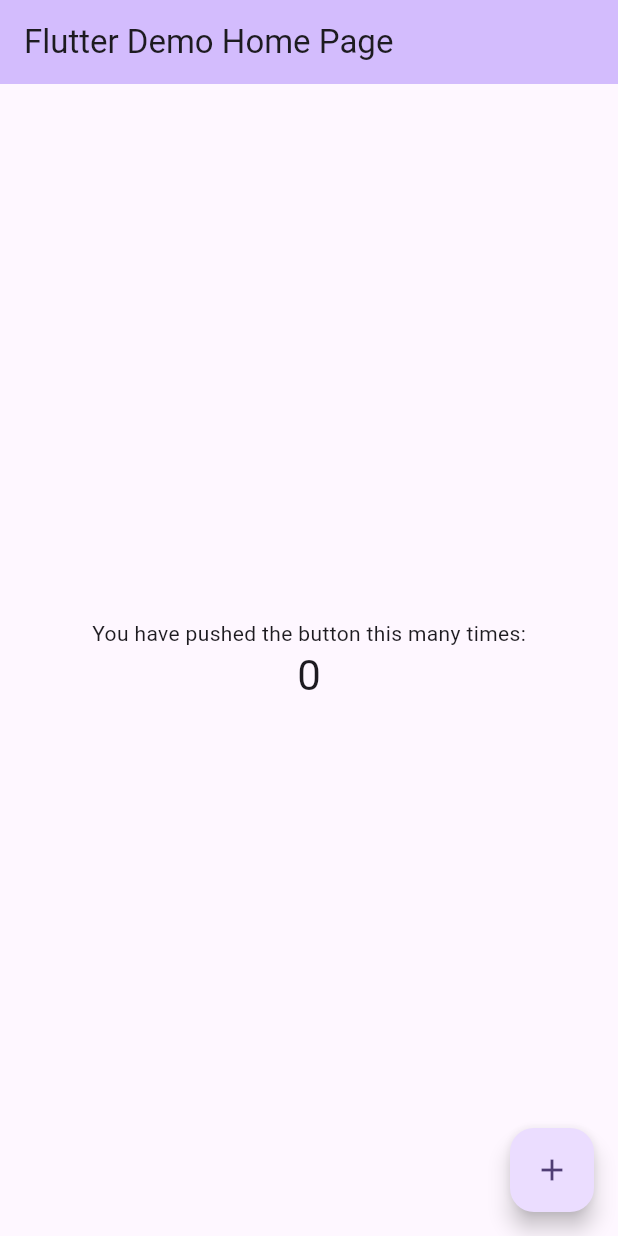
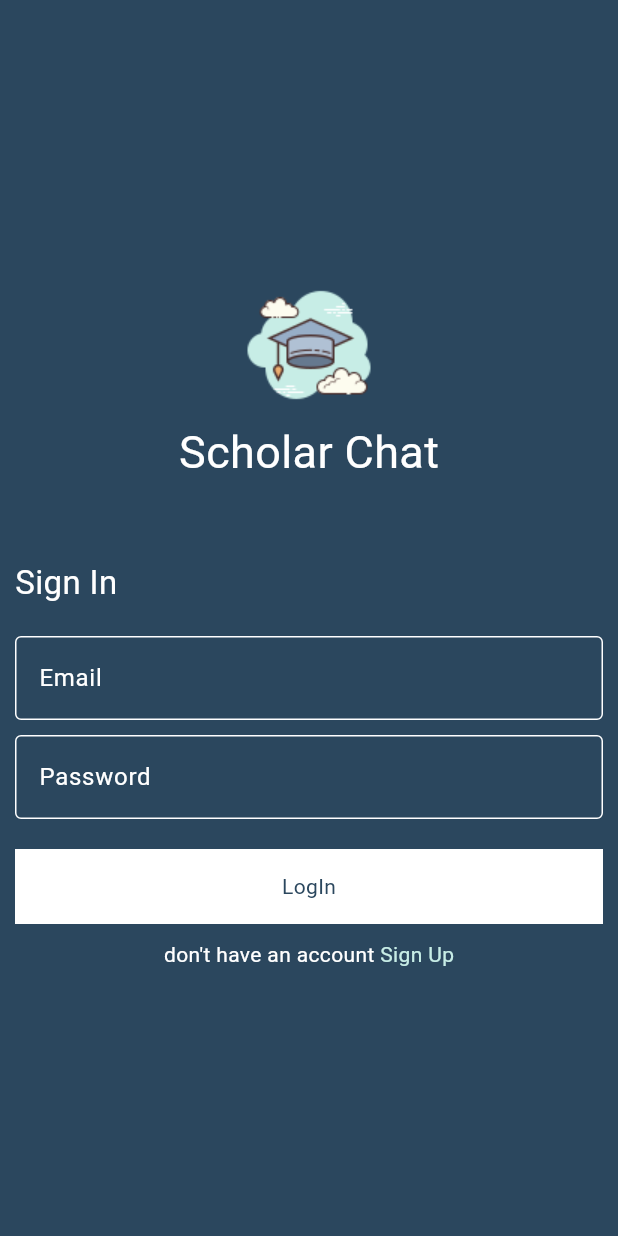
Before and after one commit to LailaRagab/chat_app, a Flutter app: the screen it shows after launch, on a phone screen of 412 x 824 dp. Run offline on Flutter 3.47's test engine with Material 3 defaults, Android fonts, the phone set to English and light mode, and no system bars.

Commit message:
UI is done

```diff
--- a/lib/main.dart
+++ b/lib/main.dart
@@ -1,125 +1,23 @@
+import 'package:chat_app/ui/screens/logIn.dart';
+import 'package:chat_app/ui/screens/register.dart';
 import 'package:flutter/material.dart';
 
-void main() {
-  runApp(const MyApp());
+void main(){
+  runApp(const ChatApp());
 }
 
-class MyApp extends StatelessWidget {
-  const MyApp({super.key});
+class ChatApp extends StatelessWidget {
+  const ChatApp({super.key});
 
-  // This widget is the root of your application.
   @override
   Widget build(BuildContext context) {
     return MaterialApp(
-      title: 'Flutter Demo',
-      theme: ThemeData(
-        // This is the theme of your application.
-        //
-        // TRY THIS: Try running your application with "flutter run". You'll see
-        // the application has a purple toolbar. Then, without quitting the app,
-        // try changing the seedColor in the colorScheme below to Colors.green
-        // and then invoke "hot reload" (save your changes or press the "hot
-        // reload" button in a Flutter-supported IDE, or press "r" if you used
-        // the command line to start the app).
-        //
-        // Notice that the counter didn't reset back to zero; the application
-        // state is not lost during the reload. To reset the state, use hot
-        // restart instead.
-        //
-        // This works for code too, not just values: Most code changes can be
-        // tested with just a hot reload.
-        colorScheme: ColorScheme.fromSeed(seedColor: Colors.deepPurple),
-        useMaterial3: true,
-      ),
-      home: const MyHomePage(title: 'Flutter Demo Home Page'),
+      debugShowCheckedModeBanner: false,
+      routes: {
+        LogInScreen.routeName : (context) => LogInScreen(),
+        RegisterScreen.routeName : (context) => RegisterScreen(),
+      },
+      initialRoute: LogInScreen.routeName,
     );
   }
 }
-
-class MyHomePage extends StatefulWidget {
-  const MyHomePage({super.key, required this.title});
-
-  // This widget is the home page of your application. It is stateful, meaning
-  // that it has a State object (defined below) that contains fields that affect
-  // how it looks.
-
-  // This class is the configuration for the state. It holds the values (in this
-  // case the title) provided by the parent (in this case the App widget) and
-  // used by the build method of the State. Fields in a Widget subclass are
-  // always marked "final".
-
-  final String title;
-
-  @override
-  State<MyHomePage> createState() => _MyHomePageState();
-}
-
-class _MyHomePageState extends State<MyHomePage> {
-  int _counter = 0;
-
-  void _incrementCounter() {
-    setState(() {
-      // This call to setState tells the Flutter framework that something has
-      // changed in this State, which causes it to rerun the build method below
-      // so that the display can reflect the updated values. If we changed
-      // _counter without calling setState(), then the build method would not be
-      // called again, and so nothing would appear to happen.
-      _counter++;
-    });
-  }
-
-  @override
-  Widget build(BuildContext context) {
-    // This method is rerun every time setState is called, for instance as done
-    // by the _incrementCounter method above.
-    //
-    // The Flutter framework has been optimized to make rerunning build methods
-    // fast, so that you can just rebuild anything that needs updating rather
-    // than having to individually change instances of widgets.
-    return Scaffold(
-      appBar: AppBar(
-        // TRY THIS: Try changing the color here to a specific color (to
-        // Colors.amber, perhaps?) and trigger a hot reload to see the AppBar
-        // change color while the other colors stay the same.
-        backgroundColor: Theme.of(context).colorScheme.inversePrimary,
-        // Here we take the value from the MyHomePage object that was created by
-        // the App.build method, and use it to set our appbar title.
-        title: Text(widget.title),
-      ),
-      body: Center(
-        // Center is a layout widget. It takes a single child and positions it
-        // in the middle of the parent.
-        child: Column(
-          // Column is also a layout widget. It takes a list of children and
-          // arranges them vertically. By default, it sizes itself to fit its
-          // children horizontally, and tries to be as tall as its parent.
-          //
-          // Column has various properties to control how it sizes itself and
-          // how it positions its children. Here we use mainAxisAlignment to
-          // center the children vertically; the main axis here is the vertical
-          // axis because Columns are vertical (the cross axis would be
-          // horizontal).
-          //
-          // TRY THIS: Invoke "debug painting" (choose the "Toggle Debug Paint"
-          // action in the IDE, or press "p" in the console), to see the
-          // wireframe for each widget.
-          mainAxisAlignment: MainAxisAlignment.center,
-          children: <Widget>[
-            const Text(
-              'You have pushed the button this many times:',
-            ),
-            Text(
-              '$_counter',
-              style: Theme.of(context).textTheme.headlineMedium,
-            ),
-          ],
-        ),
-      ),
-      floatingActionButton: FloatingActionButton(
-        onPressed: _incrementCounter,
-        tooltip: 'Increment',
-        child: const Icon(Icons.add),
-      ), // This trailing comma makes auto-formatting nicer for build methods.
-    );
-  }
-}
--- /dev/null
+++ b/lib/style/app_colors/app_colors.dart
@@ -0,0 +1,6 @@
+import 'package:flutter/material.dart';
+
+class AppColors{
+  static Color kWhite = Colors.white;
+  static Color kPrimary = const Color(0xff2B475E);
+}
--- /dev/null
+++ b/lib/style/images/images.dart
@@ -0,0 +1,4 @@
+class Images{
+  static String base = "lib/assets/images";
+  static String scholar = "$base/scholar.png";
+}
--- /dev/null
+++ b/lib/ui/screens/logIn.dart
@@ -0,0 +1,74 @@
+import 'package:chat_app/style/app_colors/app_colors.dart';
+import 'package:chat_app/ui/screens/register.dart';
+import 'package:chat_app/ui/widgets/custom_button.dart';
+import 'package:chat_app/ui/widgets/custom_text_field.dart';
+import 'package:flutter/material.dart';
+
+import '../../style/images/images.dart';
+
+class LogInScreen extends StatelessWidget {
+  LogInScreen({super.key});
+  static String routeName="logIn";
+  @override
+  Widget build(BuildContext context) {
+    return Scaffold(
+      backgroundColor: AppColors.kPrimary,
+      body: Padding(
+        padding: const EdgeInsets.symmetric(horizontal: 10),
+        child: ListView(
+          children: [
+            const SizedBox(height: 180,),
+            Image(image: AssetImage(Images.scholar) ,
+            height: 100,),
+            Center(
+              child: Text("Scholar Chat",
+                  style: TextStyle(
+                    color: AppColors.kWhite,
+                    fontSize: 30
+                  ),
+              ),
+            ),
+            const SizedBox(height: 50,),
+            Row(
+              children: [
+                Text("Sign In" ,
+                style: TextStyle(
+                color: AppColors.kWhite,
+                fontSize: 22)
+                ),
+              ],
+            ),
+            const SizedBox(height: 20,),
+            const CustomTextField(hintText: "Email"),
+            const SizedBox(height: 10,),
+            const CustomTextField(hintText: "Password"),
+            const SizedBox(height: 20,),
+            GestureDetector(
+              onTap: (){
+                Navigator.pushNamed(context, RegisterScreen.routeName);
+              },
+                child:
+                CustomButton(title: "LogIn",)
+            ),
+            const SizedBox(height: 10,),
+            Row(
+              mainAxisAlignment: MainAxisAlignment.center,
+              children: [
+                Text("don't have an account ",
+                style: TextStyle(
+                  color: AppColors.kWhite
+                ),),
+                const Text("Sign Up",
+                  style: TextStyle(
+                      color: Color(0XFFC7EDE6)
+                  ),),
+              ],
+            ),
+            const SizedBox(height: 180,),
+          ],
+        ),
+      ),
+
+    );
+  }
+}
--- /dev/null
+++ b/lib/ui/widgets/custom_button.dart
@@ -0,0 +1,23 @@
+import 'package:flutter/material.dart';
+
+import '../../style/app_colors/app_colors.dart';
+
+class CustomButton extends StatelessWidget {
+  const CustomButton({super.key, required this.title});
+  final String title;
+  @override
+  Widget build(BuildContext context) {
+    return Container(
+      height: 50,
+      width: double.infinity,
+      color: AppColors.kWhite,
+      child: Center(
+        child: Text(title,
+          style: TextStyle(
+              color: AppColors.kPrimary
+          ),),
+      ),
+
+    );
+  }
+}
--- /dev/null
+++ b/lib/ui/widgets/custom_text_field.dart
@@ -0,0 +1,24 @@
+import 'package:flutter/material.dart';
+
+import '../../style/app_colors/app_colors.dart';
+
+class CustomTextField extends StatelessWidget {
+  const CustomTextField({super.key, required this.hintText});
+final String hintText;
+  @override
+  Widget build(BuildContext context) {
+    return  TextField(
+      decoration: InputDecoration(
+          hintText: hintText,
+          hintStyle: TextStyle(color: AppColors.kWhite),
+          enabledBorder:
+          OutlineInputBorder(
+              borderSide: BorderSide(color: AppColors.kWhite)
+          ),
+          focusedBorder: OutlineInputBorder(
+              borderSide: BorderSide(color: AppColors.kWhite)
+          )
+      ),
+    );
+  }
+}
--- a/pubspec.yaml
+++ b/pubspec.yaml
@@ -35,6 +35,7 @@ dependencies:
   # The following adds the Cupertino Icons font to your application.
   # Use with the CupertinoIcons class for iOS style icons.
   cupertino_icons: ^1.0.8
+  firebase_core: ^3.10.0
 
 dev_dependencies:
   flutter_test:
@@ -59,8 +60,8 @@ flutter:
   uses-material-design: true
 
   # To add assets to your application, add an assets section, like this:
-  # assets:
-  #   - images/a_dot_burr.jpeg
+  assets:
+     - lib/assets/images/
   #   - images/a_dot_ham.jpeg
 
   # An image asset can refer to one or more resolution-specific "variants", see
```
Also changed, not shown: lib/ui/screens/register.dart (added, +72 -0 lines), lib/assets/images/scholar.png (added), pubspec.lock, 4 other files.
